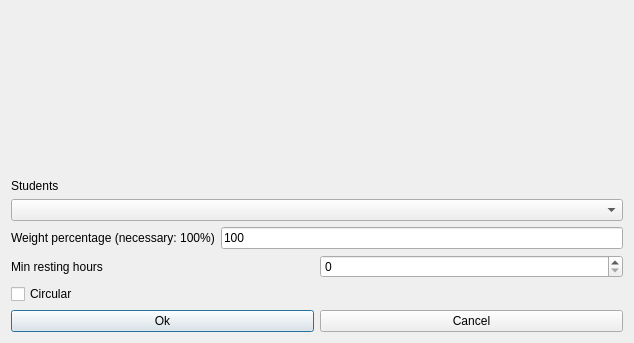
Old version of the form fet/src/interface/modifyconstraintstudentssetminrestinghoursform_template.ui in the repository vonmecheln/fet.
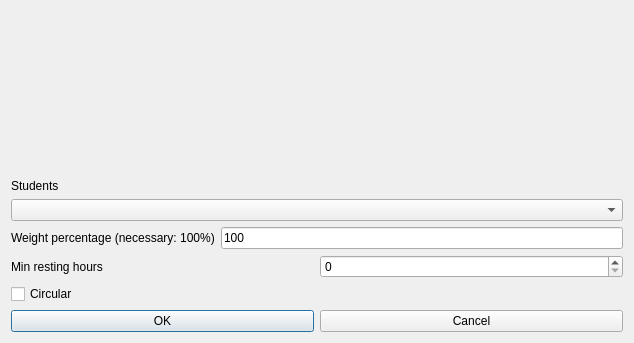
New version of the form.

```diff
--- a/fet/src/interface/modifyconstraintstudentssetminrestinghoursform_template.ui
+++ b/fet/src/interface/modifyconstraintstudentssetminrestinghoursform_template.ui
@@ -63,7 +63,7 @@
      <item>
       <widget class="QPushButton" name="okPushButton">
        <property name="text">
-        <string>Ok</string>
+        <string>OK</string>
        </property>
       </widget>
      </item>
```
